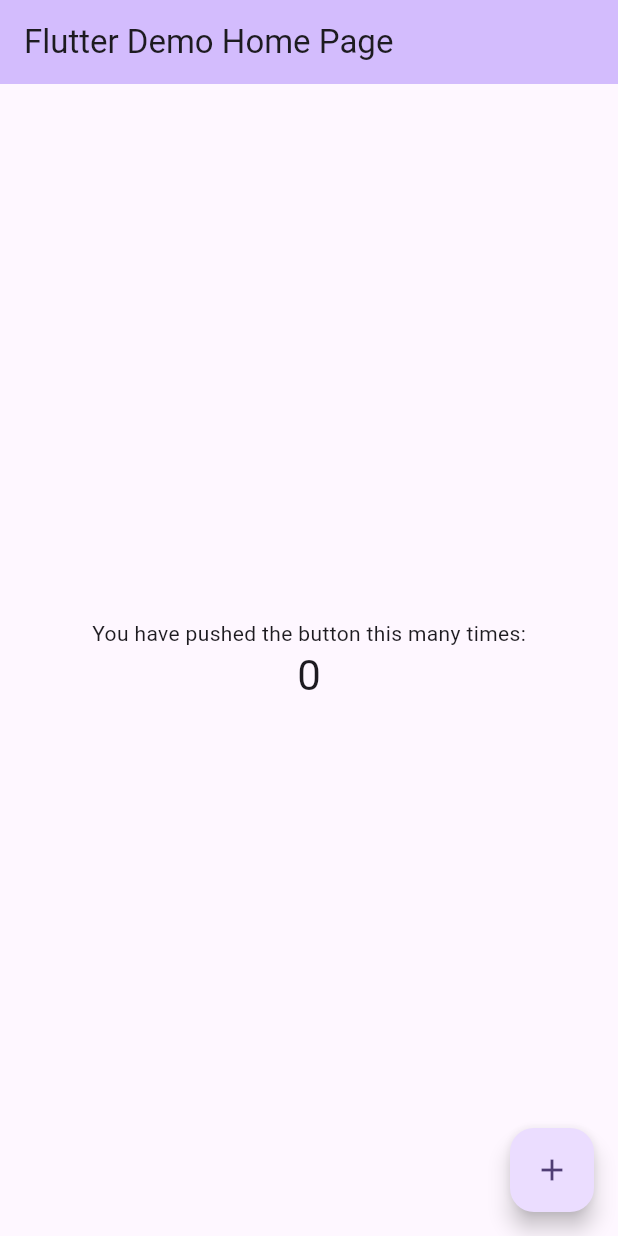
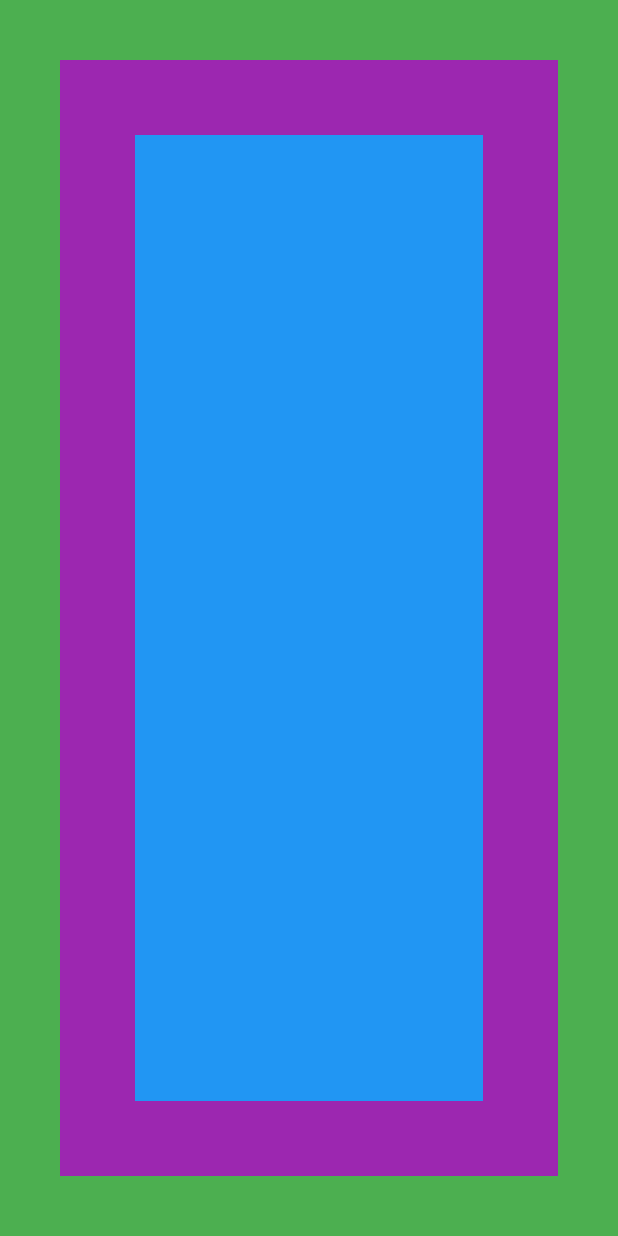
Before and after one commit to tugorez/learning-flutter, a Flutter app: the screen it shows after launch, on a phone screen of 412 x 824 dp. Run offline on Flutter 3.47's test engine with Material 3 defaults, Android fonts, the phone set to English and light mode, and no system bars.

Commit message:
Creating immutable objects

```diff
--- /dev/null
+++ b/flutter_layout/lib/immutable_widget.dart
@@ -0,0 +1,24 @@
+import 'package:flutter/material.dart';
+
+class ImmutableWidget extends StatelessWidget {
+  const ImmutableWidget({super.key});
+
+  @override
+  Widget build(BuildContext context) {
+    return Container(
+      color: Colors.green,
+      child: Padding(
+        padding: const EdgeInsets.all(40),
+        child: Container(
+          color: Colors.purple,
+          child: Padding(
+            padding: const EdgeInsets.all(50),
+            child: Container(
+              color: Colors.blue,
+            ),
+          ),
+        ),
+      ),
+    );
+  }
+}
--- a/flutter_layout/lib/main.dart
+++ b/flutter_layout/lib/main.dart
@@ -1,125 +1,19 @@
 import 'package:flutter/material.dart';
+import 'package:flutter_layout/immutable_widget.dart';
 
-void main() {
-  runApp(const MyApp());
-}
+void main() => runApp(const StaticApp());
 
-class MyApp extends StatelessWidget {
-  const MyApp({super.key});
+class StaticApp extends StatelessWidget {
+  const StaticApp({super.key});
 
-  // This widget is the root of your application.
   @override
   Widget build(BuildContext context) {
     return MaterialApp(
       title: 'Flutter Demo',
       theme: ThemeData(
-        // This is the theme of your application.
-        //
-        // TRY THIS: Try running your application with "flutter run". You'll see
-        // the application has a purple toolbar. Then, without quitting the app,
-        // try changing the seedColor in the colorScheme below to Colors.green
-        // and then invoke "hot reload" (save your changes or press the "hot
-        // reload" button in a Flutter-supported IDE, or press "r" if you used
-        // the command line to start the app).
-        //
-        // Notice that the counter didn't reset back to zero; the application
-        // state is not lost during the reload. To reset the state, use hot
-        // restart instead.
-        //
-        // This works for code too, not just values: Most code changes can be
-        // tested with just a hot reload.
-        colorScheme: ColorScheme.fromSeed(seedColor: Colors.deepPurple),
-        useMaterial3: true,
+        primarySwatch: Colors.blue,
       ),
-      home: const MyHomePage(title: 'Flutter Demo Home Page'),
+      home: const ImmutableWidget(),
     );
   }
 }
-
-class MyHomePage extends StatefulWidget {
-  const MyHomePage({super.key, required this.title});
-
-  // This widget is the home page of your application. It is stateful, meaning
-  // that it has a State object (defined below) that contains fields that affect
-  // how it looks.
-
-  // This class is the configuration for the state. It holds the values (in this
-  // case the title) provided by the parent (in this case the App widget) and
-  // used by the build method of the State. Fields in a Widget subclass are
-  // always marked "final".
-
-  final String title;
-
-  @override
-  State<MyHomePage> createState() => _MyHomePageState();
-}
-
-class _MyHomePageState extends State<MyHomePage> {
-  int _counter = 0;
-
-  void _incrementCounter() {
-    setState(() {
-      // This call to setState tells the Flutter framework that something has
-      // changed in this State, which causes it to rerun the build method below
-      // so that the display can reflect the updated values. If we changed
-      // _counter without calling setState(), then the build method would not be
-      // called again, and so nothing would appear to happen.
-      _counter++;
-    });
-  }
-
-  @override
-  Widget build(BuildContext context) {
-    // This method is rerun every time setState is called, for instance as done
-    // by the _incrementCounter method above.
-    //
-    // The Flutter framework has been optimized to make rerunning build methods
-    // fast, so that you can just rebuild anything that needs updating rather
-    // than having to individually change instances of widgets.
-    return Scaffold(
-      appBar: AppBar(
-        // TRY THIS: Try changing the color here to a specific color (to
-        // Colors.amber, perhaps?) and trigger a hot reload to see the AppBar
-        // change color while the other colors stay the same.
-        backgroundColor: Theme.of(context).colorScheme.inversePrimary,
-        // Here we take the value from the MyHomePage object that was created by
-        // the App.build method, and use it to set our appbar title.
-        title: Text(widget.title),
-      ),
-      body: Center(
-        // Center is a layout widget. It takes a single child and positions it
-        // in the middle of the parent.
-        child: Column(
-          // Column is also a layout widget. It takes a list of children and
-          // arranges them vertically. By default, it sizes itself to fit its
-          // children horizontally, and tries to be as tall as its parent.
-          //
-          // Column has various properties to control how it sizes itself and
-          // how it positions its children. Here we use mainAxisAlignment to
-          // center the children vertically; the main axis here is the vertical
-          // axis because Columns are vertical (the cross axis would be
-          // horizontal).
-          //
-          // TRY THIS: Invoke "debug painting" (choose the "Toggle Debug Paint"
-          // action in the IDE, or press "p" in the console), to see the
-          // wireframe for each widget.
-          mainAxisAlignment: MainAxisAlignment.center,
-          children: <Widget>[
-            const Text(
-              'You have pushed the button this many times:',
-            ),
-            Text(
-              '$_counter',
-              style: Theme.of(context).textTheme.headlineMedium,
-            ),
-          ],
-        ),
-      ),
-      floatingActionButton: FloatingActionButton(
-        onPressed: _incrementCounter,
-        tooltip: 'Increment',
-        child: const Icon(Icons.add),
-      ), // This trailing comma makes auto-formatting nicer for build methods.
-    );
-  }
-}
```
